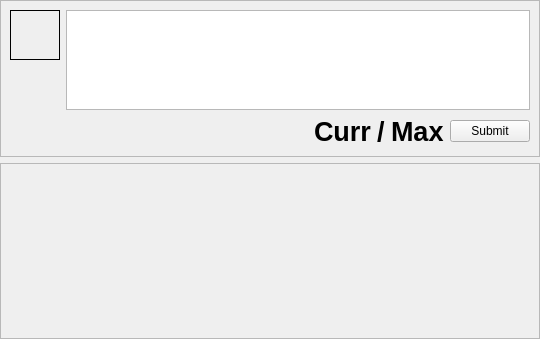
First picture: the form in ui/ForumView.ui, repository ben-sangster/stance, before the edit.
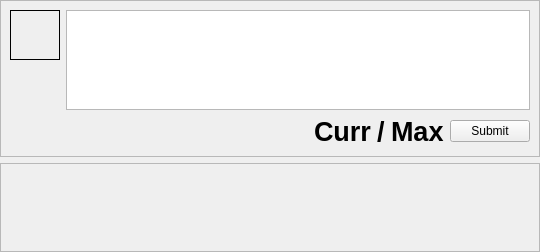
Second picture: the form after the edit.

```diff
--- a/ui/ForumView.ui
+++ b/ui/ForumView.ui
@@ -7,7 +7,7 @@
     <x>0</x>
     <y>0</y>
     <width>540</width>
-    <height>339</height>
+    <height>252</height>
    </rect>
   </property>
   <property name="windowTitle">
@@ -198,7 +198,7 @@
         <x>0</x>
         <y>0</y>
         <width>538</width>
-        <height>163</height>
+        <height>76</height>
        </rect>
       </property>
       <property name="sizePolicy">
```
